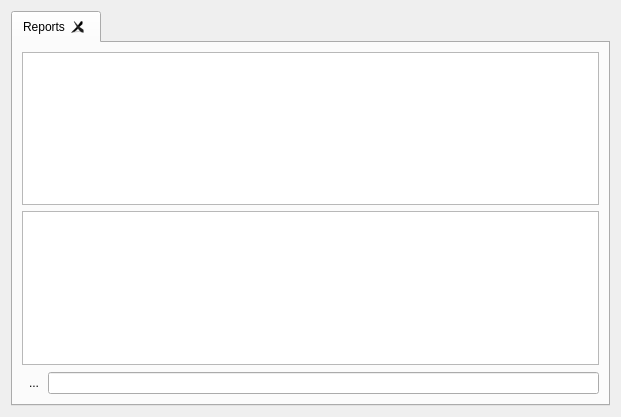
The window that kmymoney/plugins/views/reports/kreportsview.ui (rhabacker/kmymoney) describes before a commit, drawn with Qt 5.
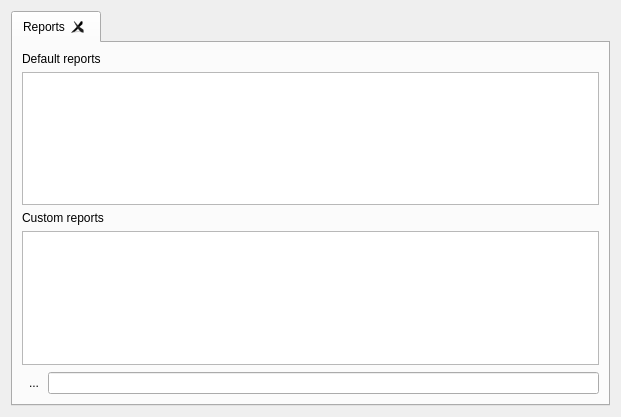
The same window after the commit.

Commit message: Add labels to report list

What changed in the file:
```diff
--- a/kmymoney/plugins/views/reports/kreportsview.ui
+++ b/kmymoney/plugins/views/reports/kreportsview.ui
@@ -27,9 +27,23 @@
        <string comment=" ">Reports</string>
       </attribute>
       <layout class="QVBoxLayout" name="verticalLayout">
+       <item>
+        <widget class="QLabel" name="label">
+         <property name="text">
+          <string>Default reports</string>
+         </property>
+        </widget>
+       </item>
        <item>
         <widget class="QTreeView" name="m_tocTreeViewDefault"/>
        </item>
+       <item>
+        <widget class="QLabel" name="label_2">
+         <property name="text">
+          <string>Custom reports</string>
+         </property>
+        </widget>
+       </item>
        <item>
         <widget class="QTreeView" name="m_tocTreeViewCustom"/>
        </item>
```
